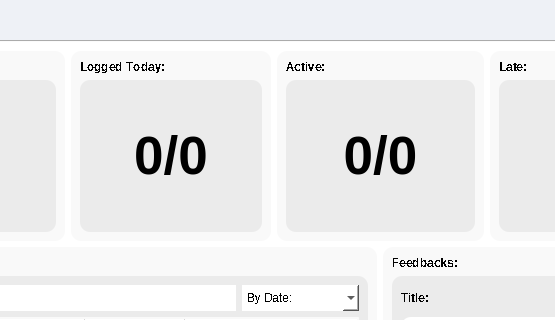
First picture: the form in EALS UI/v0.4/admin.ui, repository maeven-tapa/cpet8_group8_workspace, before the edit; both pictures show x 216 to 771 and y 0 to 320 of the 1169 by 882 pixel window.
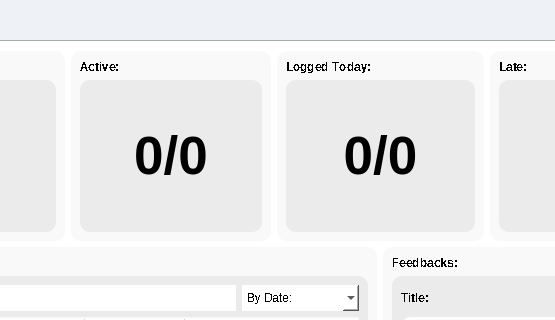
Second picture: the form after the edit. The open tabs and pages were chosen to show the change. Icons and pictures are not drawn.

Commit message: for labels logic

The edit to the form file:
```diff
--- a/EALS UI/v0.4/admin.ui
+++ b/EALS UI/v0.4/admin.ui
@@ -192,7 +192,7 @@
               </font>
              </property>
              <property name="text">
-              <string>Logged Today:</string>
+              <string>Active:</string>
              </property>
             </widget>
            </item>
@@ -236,7 +236,7 @@
               </font>
              </property>
              <property name="text">
-              <string>Active:</string>
+              <string>Logged Today:</string>
              </property>
             </widget>
            </item>
```
Left out of the diff: 10 changed lines with no effect on the pictures. The commit also changes 4 other files.
